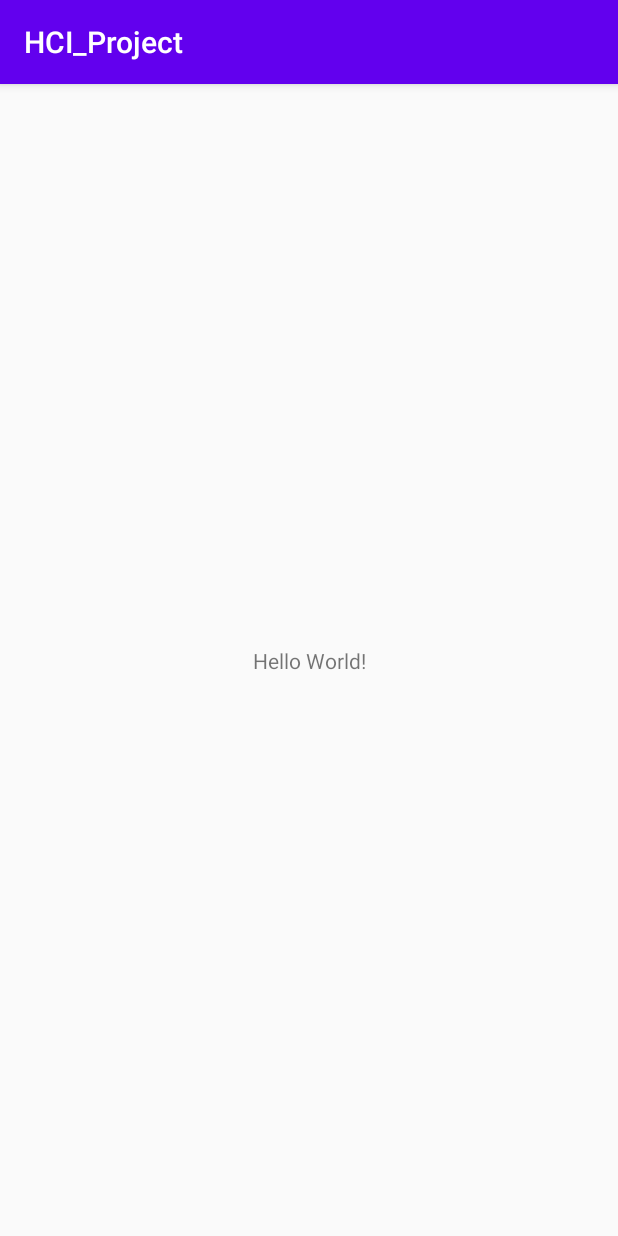
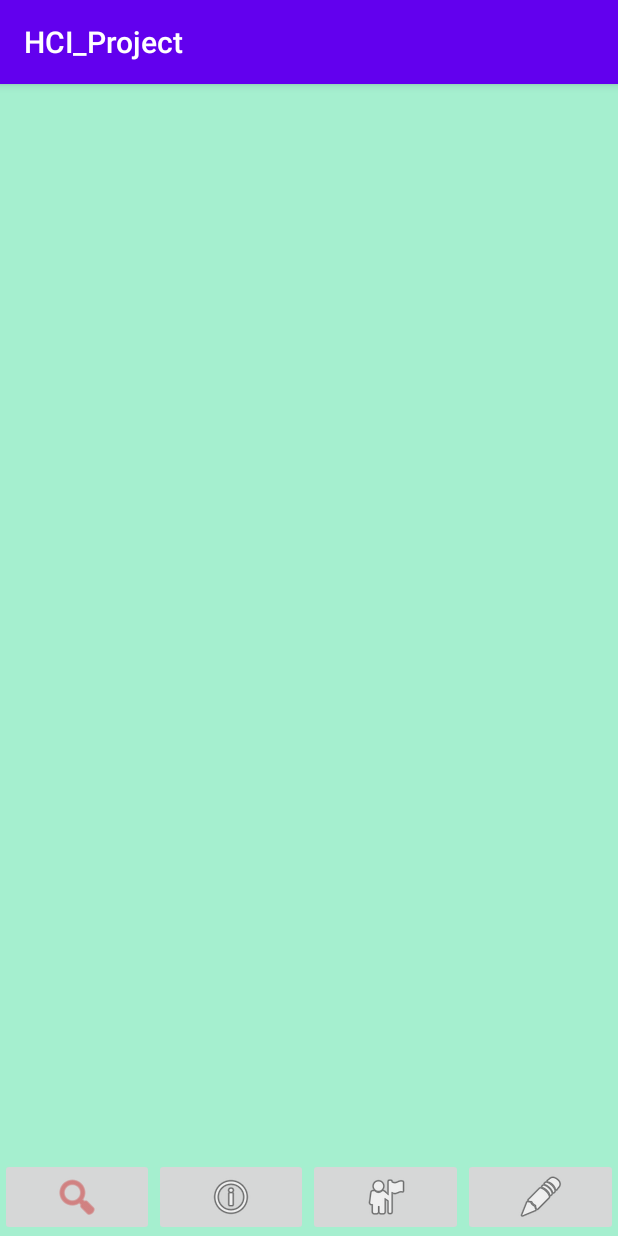
Before and after one commit to n2dah/HCI_Project, an Android app: the screen it shows after launch (MainActivity), on a phone screen of 412 x 824 dp. Run offline under Robolectric (Android 15) with nearby library versions, the light colour scheme and no system bars.

Commit message:
Testing bottom navigation buttons

```diff
--- a/app/src/main/res/layout/activity_main.xml
+++ b/app/src/main/res/layout/activity_main.xml
@@ -4,15 +4,47 @@
     xmlns:tools="http://schemas.android.com/tools"
     android:layout_width="match_parent"
     android:layout_height="match_parent"
+    android:background="#A5EFCF"
     tools:context=".MainActivity">
 
-    <TextView
-        android:layout_width="wrap_content"
+    <LinearLayout
+        android:layout_width="0dp"
         android:layout_height="wrap_content"
-        android:text="Hello World!"
+        android:gravity="bottom"
+        android:orientation="horizontal"
         app:layout_constraintBottom_toBottomOf="parent"
-        app:layout_constraintLeft_toLeftOf="parent"
-        app:layout_constraintRight_toRightOf="parent"
-        app:layout_constraintTop_toTopOf="parent" />
+        app:layout_constraintEnd_toEndOf="parent"
+        app:layout_constraintHorizontal_bias="0.4"
+        app:layout_constraintStart_toStartOf="parent">
+
+        <ImageButton
+            android:id="@+id/imageButton"
+            android:layout_width="wrap_content"
+            android:layout_height="wrap_content"
+            android:layout_weight="1"
+            android:tint="#CD4949"
+            app:srcCompat="@android:drawable/ic_menu_search" />
+
+        <ImageButton
+            android:id="@+id/imageButton2"
+            android:layout_width="wrap_content"
+            android:layout_height="wrap_content"
+            android:layout_weight="1"
+            app:srcCompat="@android:drawable/ic_menu_info_details" />
+
+        <ImageButton
+            android:id="@+id/imageButton3"
+            android:layout_width="wrap_content"
+            android:layout_height="wrap_content"
+            android:layout_weight="1"
+            app:srcCompat="@android:drawable/ic_menu_myplaces" />
+
+        <ImageButton
+            android:id="@+id/imageButton4"
+            android:layout_width="wrap_content"
+            android:layout_height="wrap_content"
+            android:layout_weight="1"
+            app:srcCompat="@android:drawable/ic_menu_edit" />
+    </LinearLayout>
 
 </androidx.constraintlayout.widget.ConstraintLayout>
```
Also changed, not shown: app/src/main/res/layout/activity_search.xml (+58 -0 lines).
